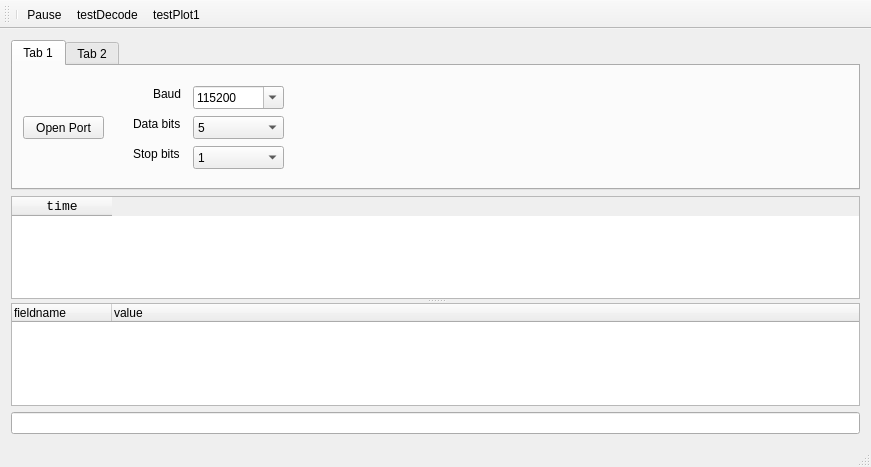
First picture: the form in project/src/mainwindow.ui, repository pioupus/qProtocolAnalyzer, before the edit.
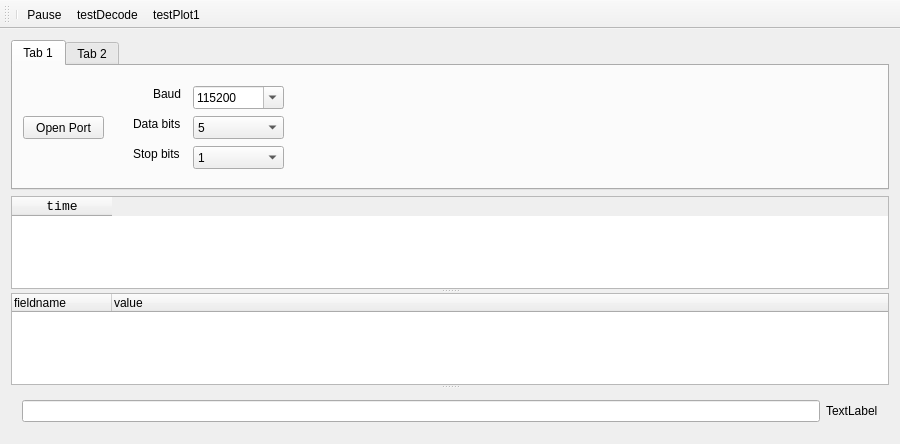
Second picture: the form after the edit.

```diff
--- a/project/src/mainwindow.ui
+++ b/project/src/mainwindow.ui
@@ -6,16 +6,16 @@
    <rect>
     <x>0</x>
     <y>0</y>
-    <width>871</width>
-    <height>467</height>
+    <width>900</width>
+    <height>444</height>
    </rect>
   </property>
   <property name="windowTitle">
    <string>MainWindow</string>
   </property>
   <widget class="QWidget" name="centralWidget">
-   <layout class="QVBoxLayout" name="verticalLayout">
-    <item>
+   <layout class="QGridLayout" name="gridLayout">
+    <item row="0" column="0">
      <widget class="QTabWidget" name="tabWidget">
       <property name="sizePolicy">
        <sizepolicy hsizetype="Expanding" vsizetype="Minimum">
@@ -249,7 +249,7 @@
       </widget>
      </widget>
     </item>
-    <item>
+    <item row="1" column="0">
      <widget class="QSplitter" name="splitter">
       <property name="orientation">
        <enum>Qt::Vertical</enum>
@@ -306,8 +306,8 @@
         </property>
        </column>
       </widget>
-     </widget>
-    </item>
+      <widget class="QWidget" name="horizontalLayoutWidget">
+       <layout class="QHBoxLayout" name="horizontalLayout_2">
     <item>
      <widget class="QLineEdit" name="edtTextToCopy">
       <property name="readOnly">
@@ -315,6 +315,17 @@
       </property>
      </widget>
     </item>
+        <item>
+         <widget class="QLabel" name="lblTimeDiff">
+          <property name="text">
+           <string>TextLabel</string>
+          </property>
+         </widget>
+        </item>
+       </layout>
+      </widget>
+     </widget>
+    </item>
    </layout>
   </widget>
   <widget class="QMenuBar" name="menuBar">
@@ -339,7 +350,6 @@
    <addaction name="actionTestDecode"/>
    <addaction name="actionTestPlot1"/>
   </widget>
-  <widget class="QStatusBar" name="statusBar"/>
   <action name="actionPause">
    <property name="text">
     <string>Pause</string>
```
Left out of the diff: 2 changed lines with no effect on the pictures. Lines whose indentation alone changed are shown as unchanged.
